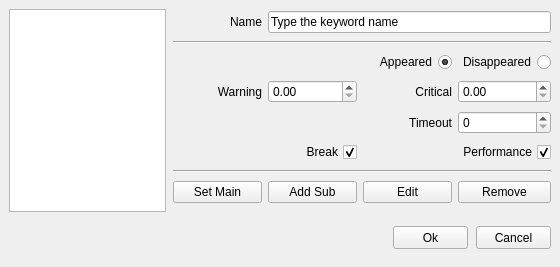
First picture: the form in alyvix/extra/robotide/qt_ui/alyvix_object_finder_properties_view.ui, repository alyvix/alyvix, before the edit.
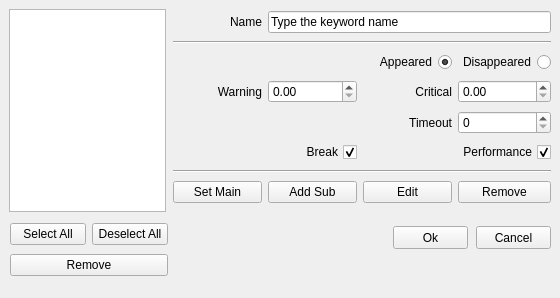
Second picture: the form after the edit.

What changed in the file:
```diff
--- a/alyvix/extra/robotide/qt_ui/alyvix_object_finder_properties_view.ui
+++ b/alyvix/extra/robotide/qt_ui/alyvix_object_finder_properties_view.ui
@@ -7,7 +7,7 @@
     <x>0</x>
     <y>0</y>
     <width>560</width>
-    <height>267</height>
+    <height>298</height>
    </rect>
   </property>
   <property name="windowTitle">
@@ -545,6 +545,39 @@
     <string notr="true">buttonGroup_5</string>
    </attribute>
   </widget>
+  <widget class="QWidget" name="gridLayoutWidget_3">
+   <property name="geometry">
+    <rect>
+     <x>10</x>
+     <y>220</y>
+     <width>158</width>
+     <height>61</height>
+    </rect>
+   </property>
+   <layout class="QGridLayout" name="gridLayout_3">
+    <item row="0" column="0">
+     <widget class="QPushButton" name="pushButtonSelAll">
+      <property name="text">
+       <string>Select All</string>
+      </property>
+     </widget>
+    </item>
+    <item row="0" column="1">
+     <widget class="QPushButton" name="pushButtonDesAll">
+      <property name="text">
+       <string>Deselect All</string>
+      </property>
+     </widget>
+    </item>
+    <item row="1" column="0" colspan="2">
+     <widget class="QPushButton" name="pushButtonDelete">
+      <property name="text">
+       <string>Remove</string>
+      </property>
+     </widget>
+    </item>
+   </layout>
+  </widget>
  </widget>
  <resources/>
  <connections/>
```
